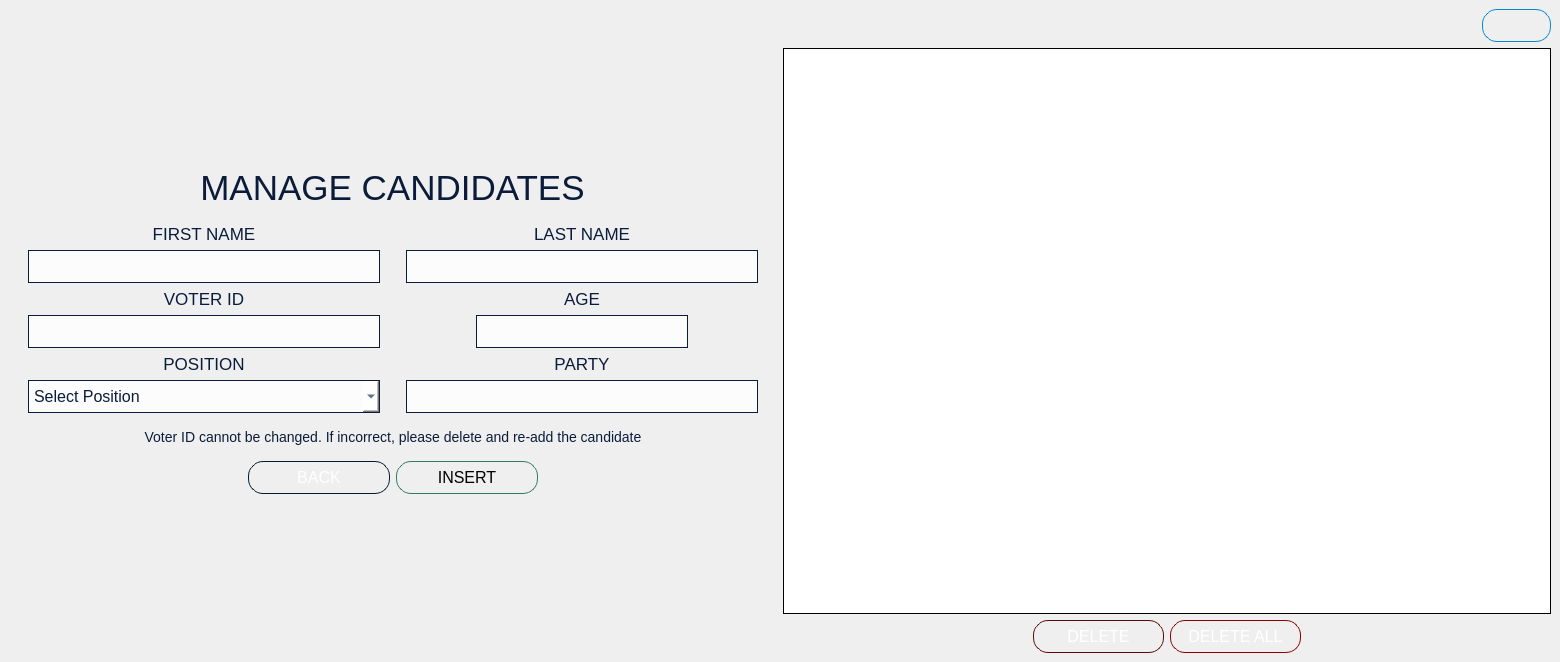
First picture: the form in VVM/candidatesmanagement.ui, repository GuisadongManok/PolliTech-VVM, before the edit.
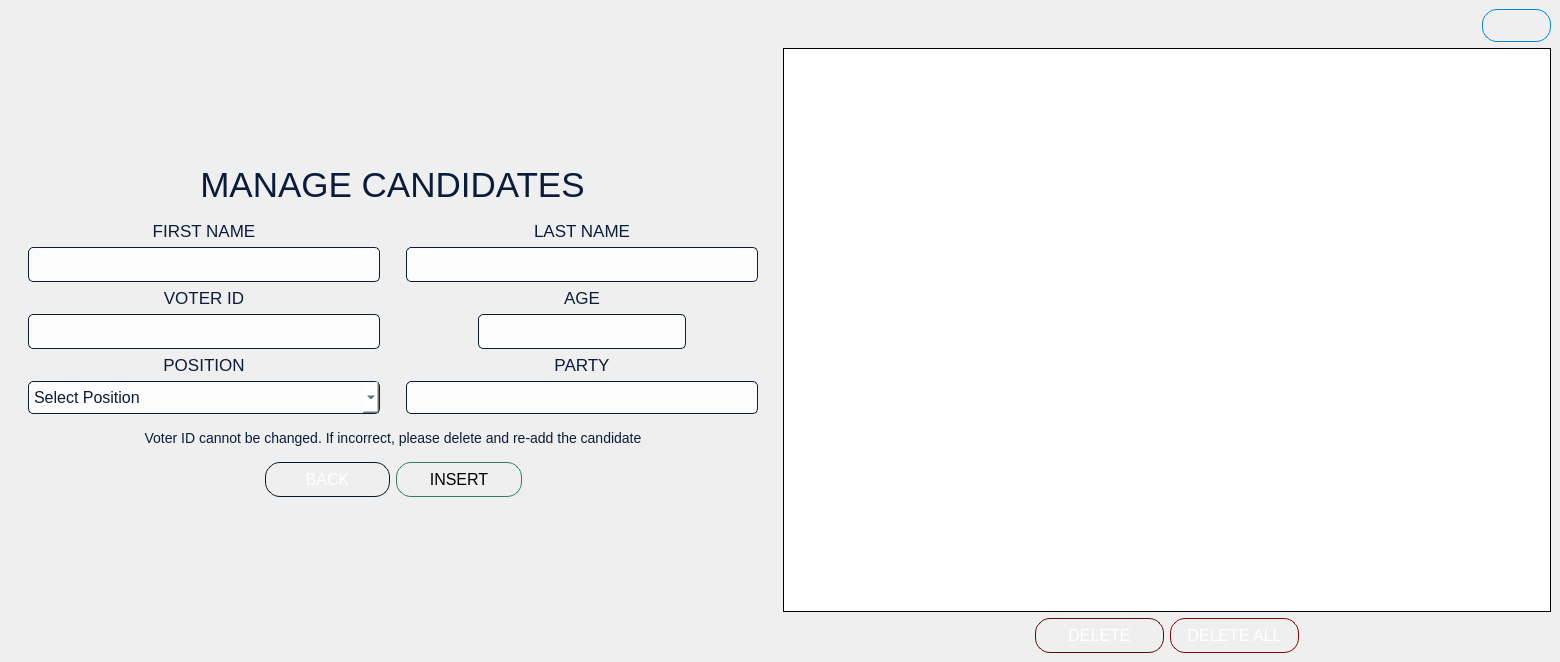
Second picture: the form after the edit. Icons and pictures are not drawn.

What changed in the file:
```diff
--- a/VVM/candidatesmanagement.ui
+++ b/VVM/candidatesmanagement.ui
@@ -119,6 +119,12 @@
                    <verstretch>0</verstretch>
                   </sizepolicy>
                  </property>
+                 <property name="minimumSize">
+                  <size>
+                   <width>348</width>
+                   <height>35</height>
+                  </size>
+                 </property>
                  <property name="focusPolicy">
                   <enum>Qt::FocusPolicy::StrongFocus</enum>
                  </property>
@@ -130,6 +136,7 @@
 font-size: 16px;
 padding: 5px;
 border: 1px solid #0A1C3A;
+border-radius: 5px;
 }</string>
                  </property>
                  <property name="alignment">
@@ -172,6 +179,12 @@
                    <verstretch>0</verstretch>
                   </sizepolicy>
                  </property>
+                 <property name="minimumSize">
+                  <size>
+                   <width>348</width>
+                   <height>35</height>
+                  </size>
+                 </property>
                  <property name="focusPolicy">
                   <enum>Qt::FocusPolicy::StrongFocus</enum>
                  </property>
@@ -183,6 +196,7 @@
 font-size: 16px;
 padding: 5px;
 border: 1px solid #0A1C3A;
+border-radius: 5px;
 }</string>
                  </property>
                  <property name="alignment">
@@ -238,6 +252,7 @@
     color: #0A1C3A;
     background-color: rgba(255,255,255,200);
     border: 1px solid #0A1C3A;
+	border-radius: 5px;
     padding: 5px;
 }
 </string>
@@ -314,6 +329,12 @@
                    <verstretch>0</verstretch>
                   </sizepolicy>
                  </property>
+                 <property name="minimumSize">
+                  <size>
+                   <width>348</width>
+                   <height>35</height>
+                  </size>
+                 </property>
                  <property name="focusPolicy">
                   <enum>Qt::FocusPolicy::StrongFocus</enum>
                  </property>
@@ -325,6 +346,7 @@
 font-size: 16px;
 padding: 5px;
 border: 1px solid #0A1C3A;
+border-radius: 5px;
 }</string>
                  </property>
                  <property name="alignment">
@@ -359,7 +381,7 @@
                  </property>
                 </widget>
                </item>
-               <item>
+               <item alignment="Qt::AlignmentFlag::AlignHCenter">
                 <widget class="QLineEdit" name="lineEdit_age">
                  <property name="sizePolicy">
                   <sizepolicy hsizetype="MinimumExpanding" vsizetype="Fixed">
@@ -367,6 +389,18 @@
                    <verstretch>0</verstretch>
                   </sizepolicy>
                  </property>
+                 <property name="minimumSize">
+                  <size>
+                   <width>208</width>
+                   <height>35</height>
+                  </size>
+                 </property>
+                 <property name="maximumSize">
+                  <size>
+                   <width>208</width>
+                   <height>35</height>
+                  </size>
+                 </property>
                  <property name="focusPolicy">
                   <enum>Qt::FocusPolicy::StrongFocus</enum>
                  </property>
@@ -378,6 +412,7 @@
 font-size: 16px;
 padding: 5px;
 border: 1px solid #0A1C3A;
+border-radius: 5px;
 }</string>
                  </property>
                  <property name="alignment">
@@ -431,6 +466,7 @@
 font-size: 16px;
 padding: 5px;
 border: 1px solid #0A1C3A;
+border-radius: 5px;
 }</string>
                  </property>
                  <property name="alignment">
@@ -476,23 +512,42 @@
            <item>
             <layout class="QHBoxLayout" name="horizontalLayout">
              <property name="leftMargin">
-              <number>230</number>
+              <number>0</number>
              </property>
              <property name="topMargin">
               <number>10</number>
              </property>
              <property name="rightMargin">
-              <number>230</number>
+              <number>0</number>
              </property>
              <property name="bottomMargin">
               <number>0</number>
              </property>
+             <item>
+              <spacer name="horizontalSpacer">
+               <property name="orientation">
+                <enum>Qt::Orientation::Horizontal</enum>
+               </property>
+               <property name="sizeHint" stdset="0">
+                <size>
+                 <width>40</width>
+                 <height>20</height>
+                </size>
+               </property>
+              </spacer>
+             </item>
              <item>
               <widget class="QPushButton" name="pushButton_back">
                <property name="minimumSize">
                 <size>
                  <width>125</width>
-                 <height>31</height>
+                 <height>35</height>
+                </size>
+               </property>
+               <property name="maximumSize">
+                <size>
+                 <width>140</width>
+                 <height>35</height>
                 </size>
                </property>
                <property name="cursor">
@@ -547,7 +602,13 @@
                <property name="minimumSize">
                 <size>
                  <width>126</width>
-                 <height>31</height>
+                 <height>35</height>
+                </size>
+               </property>
+               <property name="maximumSize">
+                <size>
+                 <width>140</width>
+                 <height>35</height>
                 </size>
                </property>
                <property name="cursor">
@@ -597,6 +658,19 @@
                </property>
               </widget>
              </item>
+             <item>
+              <spacer name="horizontalSpacer_2">
+               <property name="orientation">
+                <enum>Qt::Orientation::Horizontal</enum>
+               </property>
+               <property name="sizeHint" stdset="0">
+                <size>
+                 <width>40</width>
+                 <height>20</height>
+                </size>
+               </property>
+              </spacer>
+             </item>
             </layout>
            </item>
           </layout>
@@ -746,13 +820,38 @@
         <item>
          <layout class="QHBoxLayout" name="horizontalLayout_2">
           <property name="leftMargin">
-           <number>250</number>
+           <number>0</number>
           </property>
           <property name="rightMargin">
-           <number>250</number>
+           <number>0</number>
           </property>
+          <item>
+           <spacer name="horizontalSpacer_4">
+            <property name="orientation">
+             <enum>Qt::Orientation::Horizontal</enum>
+            </property>
+            <property name="sizeHint" stdset="0">
+             <size>
+              <width>40</width>
+              <height>20</height>
+             </size>
+            </property>
+           </spacer>
+          </item>
           <item>
            <widget class="QPushButton" name="list_delete_button">
+            <property name="minimumSize">
+             <size>
+              <width>129</width>
+              <height>35</height>
+             </size>
+            </property>
+            <property name="maximumSize">
+             <size>
+              <width>129</width>
+              <height>35</height>
+             </size>
+            </property>
             <property name="cursor">
              <cursorShape>PointingHandCursor</cursorShape>
             </property>
@@ -809,6 +908,18 @@
           </item>
           <item>
            <widget class="QPushButton" name="list_deleteAll_button">
+            <property name="minimumSize">
+             <size>
+              <width>129</width>
+              <height>35</height>
+             </size>
+            </property>
+            <property name="maximumSize">
+             <size>
+              <width>129</width>
+              <height>35</height>
+             </size>
+            </property>
             <property name="cursor">
              <cursorShape>PointingHandCursor</cursorShape>
             </property>
@@ -863,6 +974,19 @@
             </property>
            </widget>
           </item>
+          <item>
+           <spacer name="horizontalSpacer_5">
+            <property name="orientation">
+             <enum>Qt::Orientation::Horizontal</enum>
+            </property>
+            <property name="sizeHint" stdset="0">
+             <size>
+              <width>40</width>
+              <height>20</height>
+             </size>
+            </property>
+           </spacer>
+          </item>
          </layout>
         </item>
        </layout>
```
